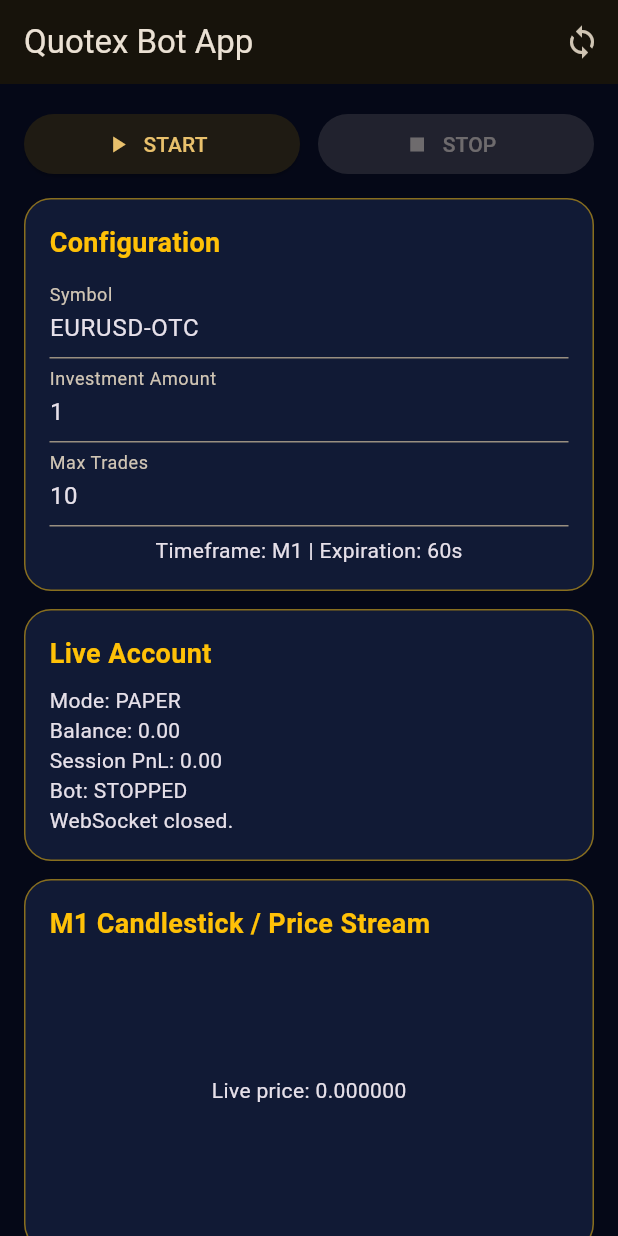
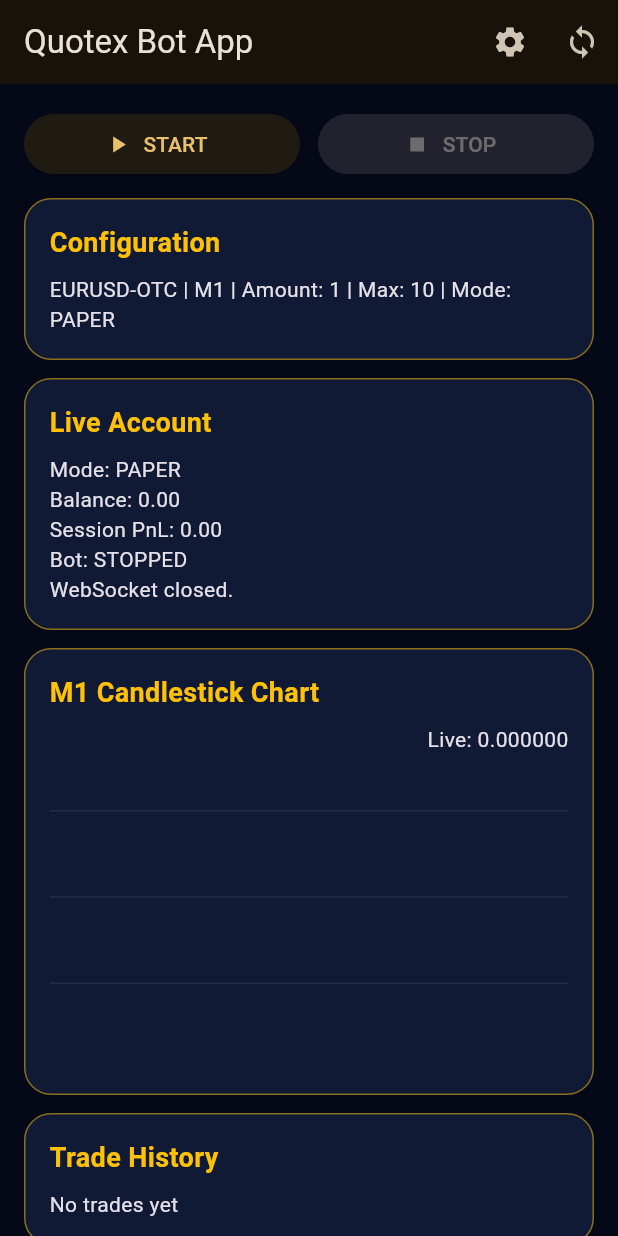
Before and after one commit to iskande233/quotex-bot-app, a Flutter app: the screen it shows after launch, after a tap on "START", after a tap on the "sync" icon, on a phone screen of 412 x 824 dp. Run offline on Flutter 3.47's test engine with Material 3 defaults, Android fonts, the phone set to English and light mode, and no system bars; network calls fail.

Commit message:
Phase 3 candlestick chart notifications settings and Railway deploy

```diff
--- a/frontend/lib/main.dart
+++ b/frontend/lib/main.dart
@@ -1,5 +1,6 @@
 import 'dart:async';
 import 'dart:convert';
+import 'dart:math' as math;
 import 'package:flutter/material.dart';
 import 'package:web_socket_channel/web_socket_channel.dart';
 import 'services/api_service.dart';
@@ -33,6 +34,8 @@
   final symbolCtrl = TextEditingController(text: 'EURUSD-OTC');
   final amountCtrl = TextEditingController(text: '1');
   final maxTradesCtrl = TextEditingController(text: '10');
+  String timeframe = 'M1';
+  String selectedMode = 'paper';
   WebSocketChannel? channel;
   StreamSubscription? sub;
   bool running = false;
@@ -42,8 +45,10 @@
   double price = 0;
   String mode = 'PAPER';
   List<dynamic> history = [];
-  List<dynamic> chart = [];
+  List<dynamic> candles = [];
   String lastMessage = 'Waiting for backend...';
+  final Set<String> notifiedResults = {};
+  final Set<String> notifiedOpened = {};
 
   @override
   void initState() {
@@ -64,22 +69,28 @@
   void _connectWs() {
     setState(() => connecting = true);
     try {
+      sub?.cancel();
+      channel?.sink.close();
       channel = ApiService.connectWs();
       sub = channel!.stream.listen((event) {
         final data = jsonDecode(event as String) as Map<String, dynamic>;
         final bal = data['balance'] as Map<String, dynamic>? ?? {};
         final status = data['status'] as Map<String, dynamic>? ?? {};
+        final eventType = data['type']?.toString() ?? 'snapshot';
+        final trade = data['trade'] as Map<String, dynamic>?;
         setState(() {
           balance = (bal['balance'] as num?)?.toDouble() ?? balance;
           pnl = (bal['session_pnl'] as num?)?.toDouble() ?? pnl;
           mode = bal['mode']?.toString() ?? mode;
+          selectedMode = mode.toLowerCase();
           running = status['running'] == true;
           history = (data['history'] as List?) ?? history;
-          chart = (data['chart'] as List?) ?? chart;
+          candles = (data['candles'] as List?) ?? candles;
           price = (data['price'] as num?)?.toDouble() ?? price;
           lastMessage = 'Live: ${DateTime.now().toIso8601String().substring(11, 19)}';
           connecting = false;
         });
+        if (trade != null) _handleTradeEvent(eventType, trade);
       }, onError: (_) {
         setState(() { connecting = false; lastMessage = 'WebSocket error. Check backend IP.'; });
       }, onDone: () {
@@ -90,13 +101,40 @@
     }
   }
 
+  void _handleTradeEvent(String eventType, Map<String, dynamic> trade) {
+    final id = trade['id']?.toString() ?? '';
+    if (id.isEmpty) return;
+    if (eventType == 'trade_opened' && notifiedOpened.add(id)) {
+      _showPopup('Trade Executed', '${trade['symbol']} ${trade['direction']} @ ${trade['entry_price']}', Colors.amber);
+    }
+    if (eventType == 'trade_result' && notifiedResults.add(id)) {
+      final result = trade['result']?.toString() ?? 'PENDING';
+      _showPopup('Trade Result: $result', '${trade['symbol']} PnL: ${trade['pnl']}', result == 'WIN' ? Colors.greenAccent : Colors.redAccent);
+    }
+  }
+
+  void _showPopup(String title, String message, Color color) {
+    if (!mounted) return;
+    ScaffoldMessenger.of(context).showSnackBar(SnackBar(
+      backgroundColor: const Color(0xFF111A35),
+      content: Row(children: [
+        Icon(Icons.notifications_active, color: color),
+        const SizedBox(width: 10),
+        Expanded(child: Text('$title\n$message')),
+      ]),
+      duration: const Duration(seconds: 4),
+    ));
+  }
+
   Future<void> _start() async {
     try {
       setState(() => lastMessage = 'Starting bot...');
+      await ApiService.switchMode(selectedMode);
       await ApiService.startBot(
         symbol: symbolCtrl.text.trim(),
         amount: double.tryParse(amountCtrl.text) ?? 1,
         maxTrades: int.tryParse(maxTradesCtrl.text) ?? 10,
+        timeframe: timeframe,
       );
       setState(() => lastMessage = 'Bot started');
     } catch (e) {
@@ -114,10 +152,29 @@
     }
   }
 
+  Future<void> _openSettings() async {
+    await Navigator.of(context).push(MaterialPageRoute(builder: (_) => SettingsPage(
+      symbol: symbolCtrl.text,
+      amount: amountCtrl.text,
+      maxTrades: maxTradesCtrl.text,
+      timeframe: timeframe,
+      mode: selectedMode,
+      onSave: (symbol, amount, maxTrades, tf, m) {
+        symbolCtrl.text = symbol;
+        amountCtrl.text = amount;
+        maxTradesCtrl.text = maxTrades;
+        timeframe = tf;
+        selectedMode = m;
+        setState(() {});
+      },
+    )));
+  }
+
   @override
   Widget build(BuildContext context) {
     return Scaffold(
       appBar: AppBar(title: const Text('Quotex Bot App'), actions: [
+        IconButton(onPressed: _openSettings, icon: const Icon(Icons.settings)),
         IconButton(onPressed: _connectWs, icon: const Icon(Icons.sync)),
       ]),
       body: SingleChildScrollView(
@@ -129,11 +186,11 @@
             Expanded(child: ElevatedButton.icon(onPressed: running ? _stop : null, icon: const Icon(Icons.stop), label: const Text('STOP'))),
           ]),
           const SizedBox(height: 12),
-          _ConfigPanel(symbolCtrl: symbolCtrl, amountCtrl: amountCtrl, maxTradesCtrl: maxTradesCtrl),
+          _Panel(title: 'Configuration', child: Text('${symbolCtrl.text} | $timeframe | Amount: ${amountCtrl.text} | Max: ${maxTradesCtrl.text} | Mode: ${selectedMode.toUpperCase()}')),
           const SizedBox(height: 12),
           _Panel(title: 'Live Account', child: Text('Mode: $mode\nBalance: ${balance.toStringAsFixed(2)}\nSession PnL: ${pnl.toStringAsFixed(2)}\nBot: ${running ? 'RUNNING' : 'STOPPED'}\n$lastMessage')),
           const SizedBox(height: 12),
-          _Panel(title: 'M1 Candlestick / Price Stream', child: SizedBox(height: 180, child: _MiniChart(points: chart, price: price))),
+          _Panel(title: 'M1 Candlestick Chart', child: SizedBox(height: 230, child: _CandleChart(candles: candles, price: price))),
           const SizedBox(height: 12),
           _Panel(title: 'Trade History', child: _HistoryList(history: history)),
         ]),
@@ -142,21 +199,46 @@
   }
 }
 
-class _ConfigPanel extends StatelessWidget {
-  final TextEditingController symbolCtrl;
-  final TextEditingController amountCtrl;
-  final TextEditingController maxTradesCtrl;
-  const _ConfigPanel({required this.symbolCtrl, required this.amountCtrl, required this.maxTradesCtrl});
+class SettingsPage extends StatefulWidget {
+  final String symbol, amount, maxTrades, timeframe, mode;
+  final void Function(String symbol, String amount, String maxTrades, String timeframe, String mode) onSave;
+  const SettingsPage({super.key, required this.symbol, required this.amount, required this.maxTrades, required this.timeframe, required this.mode, required this.onSave});
+  @override
+  State<SettingsPage> createState() => _SettingsPageState();
+}
+
+class _SettingsPageState extends State<SettingsPage> {
+  late final TextEditingController symbolCtrl = TextEditingController(text: widget.symbol);
+  late final TextEditingController amountCtrl = TextEditingController(text: widget.amount);
+  late final TextEditingController maxTradesCtrl = TextEditingController(text: widget.maxTrades);
+  late String timeframe = widget.timeframe;
+  late String mode = widget.mode;
 
   @override
   Widget build(BuildContext context) {
-    return _Panel(title: 'Configuration', child: Column(children: [
-      TextField(controller: symbolCtrl, decoration: const InputDecoration(labelText: 'Symbol')),
-      TextField(controller: amountCtrl, keyboardType: TextInputType.number, decoration: const InputDecoration(labelText: 'Investment Amount')),
-      TextField(controller: maxTradesCtrl, keyboardType: TextInputType.number, decoration: const InputDecoration(labelText: 'Max Trades')),
-      const SizedBox(height: 6),
-      const Text('Timeframe: M1 | Expiration: 60s'),
-    ]));
+    return Scaffold(
+      appBar: AppBar(title: const Text('Settings')),
+      body: ListView(padding: const EdgeInsets.all(16), children: [
+        TextField(controller: symbolCtrl, decoration: const InputDecoration(labelText: 'Symbol')),
+        TextField(controller: amountCtrl, keyboardType: TextInputType.number, decoration: const InputDecoration(labelText: 'Investment Amount')),
+        TextField(controller: maxTradesCtrl, keyboardType: TextInputType.number, decoration: const InputDecoration(labelText: 'Max Trades')),
+        const SizedBox(height: 16),
+        DropdownButtonFormField<String>(value: timeframe, items: const [DropdownMenuItem(value: 'M1', child: Text('M1'))], onChanged: (v) => setState(() => timeframe = v ?? 'M1'), decoration: const InputDecoration(labelText: 'Timeframe')),
+        const SizedBox(height: 16),
+        DropdownButtonFormField<String>(value: mode, items: const [
+          DropdownMenuItem(value: 'paper', child: Text('Paper Mode')),
+          DropdownMenuItem(value: 'demo', child: Text('Demo Account')),
+          DropdownMenuItem(value: 'real', child: Text('Real Adapter Placeholder')),
+        ], onChanged: (v) => setState(() => mode = v ?? 'paper'), decoration: const InputDecoration(labelText: 'Execution Mode')),
+        const SizedBox(height: 22),
+        ElevatedButton.icon(onPressed: () {
+          widget.onSave(symbolCtrl.text, amountCtrl.text, maxTradesCtrl.text, timeframe, mode);
+          Navigator.pop(context);
+        }, icon: const Icon(Icons.save), label: const Text('Save Settings')),
+        const SizedBox(height: 14),
+        const Text('Safety: Paper/Demo are simulated. Real adapter requires a compliant user-owned Quotex session integration.', style: TextStyle(color: Colors.amber)),
+      ]),
+    );
   }
 }
 
@@ -178,40 +260,50 @@
   }
 }
 
-class _MiniChart extends StatelessWidget {
-  final List<dynamic> points;
+class _CandleChart extends StatelessWidget {
+  final List<dynamic> candles;
   final double price;
-  const _MiniChart({required this.points, required this.price});
+  const _CandleChart({required this.candles, required this.price});
   @override
-  Widget build(BuildContext context) {
-    return CustomPaint(
-      painter: _ChartPainter(points),
-      child: Center(child: Text('Live price: ${price.toStringAsFixed(6)}')),
-    );
-  }
+  Widget build(BuildContext context) => CustomPaint(painter: _CandlePainter(candles), child: Align(alignment: Alignment.topRight, child: Text('Live: ${price.toStringAsFixed(6)}')));
 }
 
-class _ChartPainter extends CustomPainter {
-  final List<dynamic> points;
-  _ChartPainter(this.points);
+class _CandlePainter extends CustomPainter {
+  final List<dynamic> candles;
+  _CandlePainter(this.candles);
   @override
   void paint(Canvas canvas, Size size) {
-    final paint = Paint()..color = Colors.cyanAccent..strokeWidth = 2..style = PaintingStyle.stroke;
-    if (points.length < 2) return;
-    final prices = points.map((e) => ((e as Map)['price'] as num).toDouble()).toList();
-    final minP = prices.reduce((a, b) => a < b ? a : b);
-    final maxP = prices.reduce((a, b) => a > b ? a : b);
+    final grid = Paint()..color = Colors.white.withOpacity(.08)..strokeWidth = 1;
+    for (var i = 1; i < 4; i++) canvas.drawLine(Offset(0, size.height * i / 4), Offset(size.width, size.height * i / 4), grid);
+    if (candles.isEmpty) return;
+    final list = candles.cast<Map>().toList();
+    final highs = list.map((e) => (e['high'] as num).toDouble());
+    final lows = list.map((e) => (e['low'] as num).toDouble());
+    final maxP = highs.reduce(math.max);
+    final minP = lows.reduce(math.min);
     final span = (maxP - minP).abs() < 0.000001 ? 1.0 : maxP - minP;
-    final path = Path();
-    for (var i = 0; i < prices.length; i++) {
-      final x = i / (prices.length - 1) * size.width;
-      final y = size.height - ((prices[i] - minP) / span * size.height);
-      if (i == 0) path.moveTo(x, y); else path.lineTo(x, y);
+    double y(double p) => size.height - ((p - minP) / span * size.height);
+    final w = size.width / list.length;
+    for (var i = 0; i < list.length; i++) {
+      final c = list[i];
+      final o = (c['open'] as num).toDouble();
+      final h = (c['high'] as num).toDouble();
+      final l = (c['low'] as num).toDouble();
+      final cl = (c['close'] as num).toDouble();
+      final up = cl >= o;
+      final paint = Paint()
+        ..color = up ? Colors.greenAccent : Colors.redAccent
+        ..strokeWidth = 2;
+      final x = i * w + w / 2;
+      canvas.drawLine(Offset(x, y(h)), Offset(x, y(l)), paint);
+      final bodyTop = y(math.max(o, cl));
+      final bodyBottom = y(math.min(o, cl));
+      final rect = Rect.fromCenter(center: Offset(x, (bodyTop + bodyBottom) / 2), width: (w * .62).clamp(3, 16).toDouble(), height: math.max(3, (bodyBottom - bodyTop).abs()));
+      canvas.drawRect(rect, paint);
     }
-    canvas.drawPath(path, paint);
   }
   @override
-  bool shouldRepaint(covariant _ChartPainter oldDelegate) => oldDelegate.points != points;
+  bool shouldRepaint(covariant _CandlePainter oldDelegate) => oldDelegate.candles != candles;
 }
 
 class _HistoryList extends StatelessWidget {
--- a/frontend/lib/services/api_service.dart
+++ b/frontend/lib/services/api_service.dart
@@ -39,6 +39,11 @@
     return _decode(res);
   }
 
+  static Future<Map<String, dynamic>> switchMode(String mode) async {
+    final res = await http.post(Uri.parse('$baseUrl/api/v1/mode/$mode'));
+    return _decode(res);
+  }
+
   static Map<String, dynamic> _decode(http.Response res) {
     if (res.statusCode < 200 || res.statusCode >= 300) {
       throw Exception('HTTP ${res.statusCode}: ${res.body}');
```
Also changed, not shown: railway.json (added, +12 -0 lines), 10 other files.
